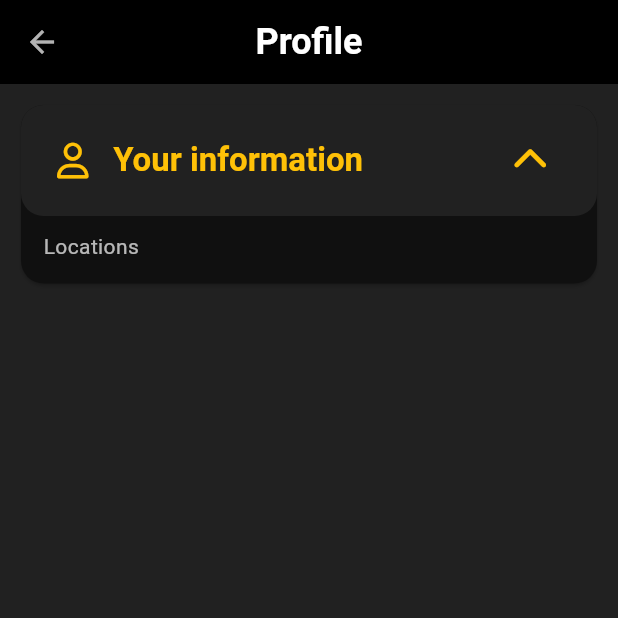
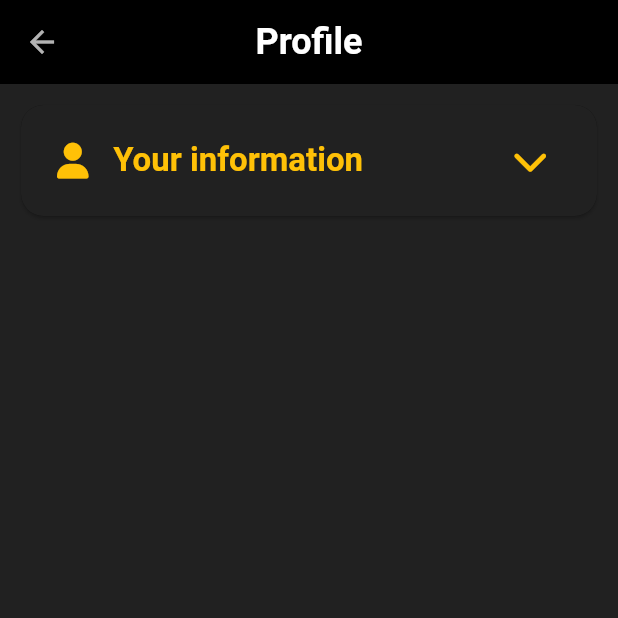
Before and after one commit to Cosmogrape/thefitness1gym, a Flutter app: the ProfilePage screen opened directly, after a tap on "Your information", on a phone screen of 412 x 824 dp, the top half of it. Run offline on Flutter 3.47's test engine with Material 2 defaults, Android fonts, the phone set to English and light mode, and no system bars; our stand-ins replace blurrycontainer, date_field, firebase_core, font_awesome_flutter, google_fonts, pinput; missing offline and left inert: animated_size_and_fade, date_time_format, maps_launcher, phone_number; accounts and stored records are empty; Roboto replaces fonts that are missing (Cairo).

Commit message:
update: use `YourInformation` instead of hardcoding

```diff
--- a/lib/pages/profile_page.dart
+++ b/lib/pages/profile_page.dart
@@ -1,9 +1,7 @@
 import 'package:flutter/material.dart';
-import 'package:font_awesome_flutter/font_awesome_flutter.dart';
 import 'package:thefitness1gym/assets/values/predefined_padding.dart';
-import 'package:thefitness1gym/global/color_extension.dart';
-import 'package:thefitness1gym/global/widgets/expandable_panel.dart';
 import 'package:thefitness1gym/widgets/page_title.dart';
+import 'package:thefitness1gym/widgets/profile_widgets/your_information.dart';
 
 class ProfilePage extends StatefulWidget {
   const ProfilePage({Key? key}) : super(key: key);
@@ -19,25 +17,6 @@ class _ProfilePageState extends State<ProfilePage> {
   Widget build(BuildContext context) {
     final theme = Theme.of(context);
 
-    const borderRadius = PredefinedPadding.medium;
-
-    const headerPadding = EdgeInsets.all(PredefinedPadding.medium);
-    const bodyPadding = EdgeInsets.only(
-      top: PredefinedPadding.regular,
-      bottom: PredefinedPadding.medium,
-      left: PredefinedPadding.medium,
-      right: PredefinedPadding.medium,
-    );
-
-    const double iconSize = 24;
-    final headerStyle = theme.textTheme.titleLarge!.copyWith(
-      fontWeight: FontWeight.bold,
-      color: theme.colorScheme.primary,
-    );
-
-    final headerBackgroundColor = theme.colorScheme.surface;
-    final bodyBackgroundColor = theme.colorScheme.surface.multiply(.5);
-
     return Scaffold(
       appBar: AppBar(
         leading: const BackButton(),
@@ -48,19 +27,7 @@ class _ProfilePageState extends State<ProfilePage> {
       body: ListView(
         padding: const EdgeInsets.all(PredefinedPadding.regular),
         children: [
-          ExpandablePanel(
-            useInkWell: true,
-            borderRadius: borderRadius,
-            color: theme.colorScheme.primary,
-            icon: FontAwesomeIcons.user,
-            iconSize: iconSize,
-            header: Text("Your information", style: headerStyle),
-            body: Text("Locations"),
-            headerPadding: headerPadding,
-            bodyPadding: bodyPadding,
-            headerBackgroundColor: headerBackgroundColor,
-            bodyBackgroundColor: bodyBackgroundColor,
-          ),
+          const YourInformation(),
         ],
       ),
     );
```
